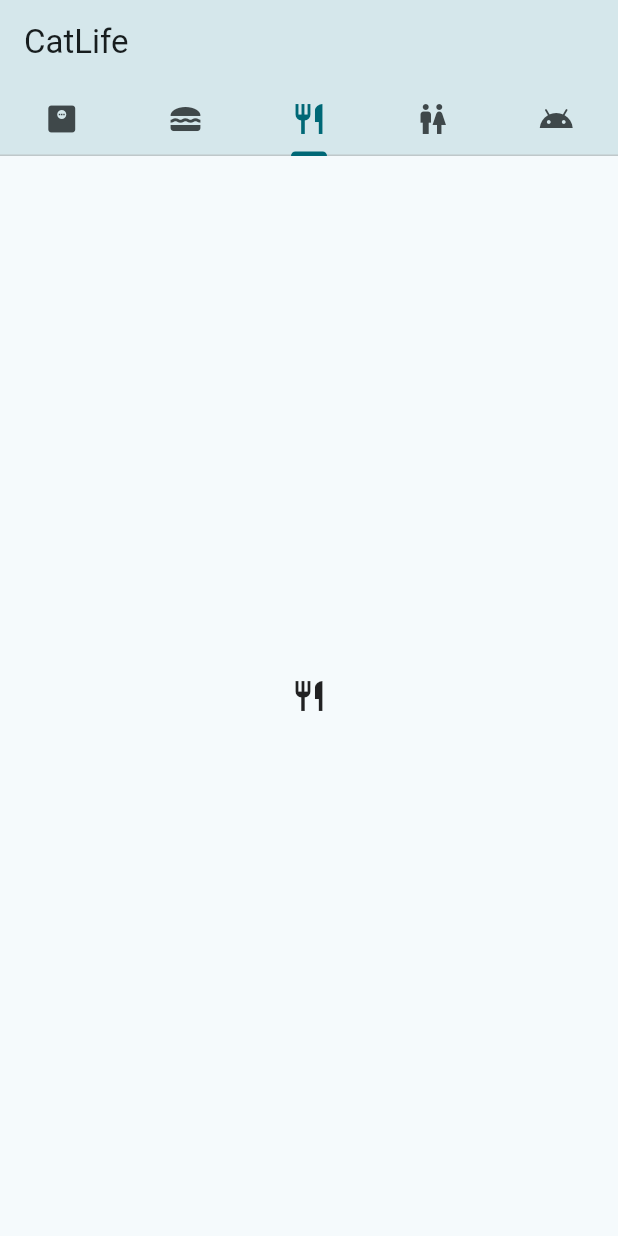
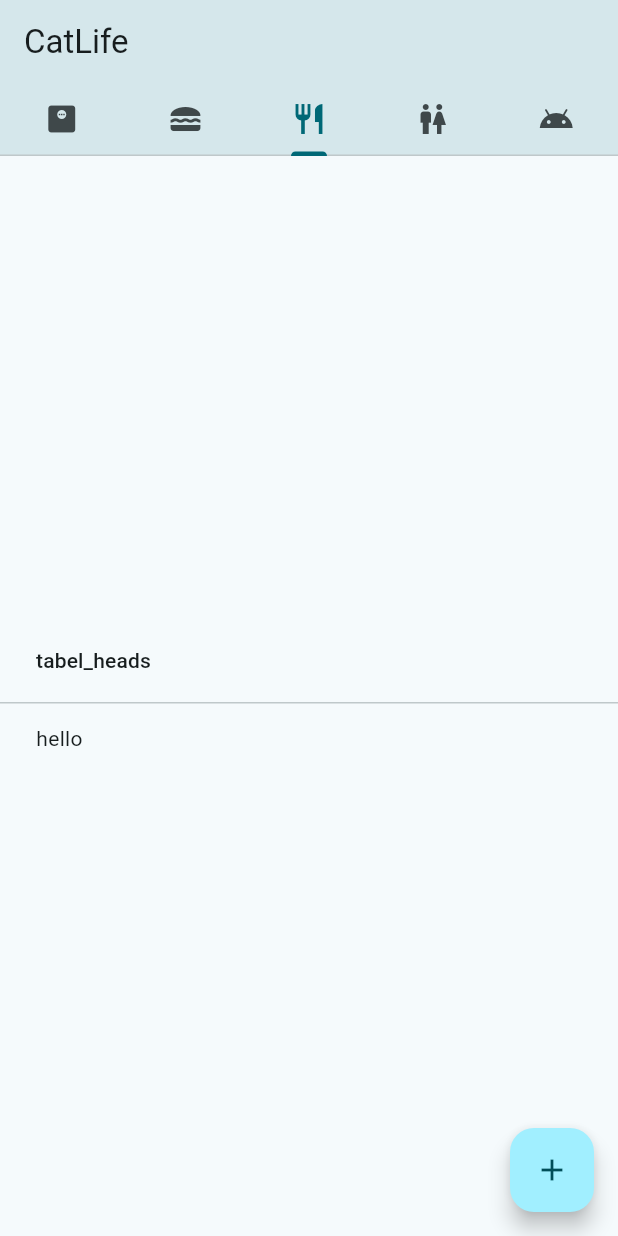
Before and after one commit to psc1453/CatLife-App-Flutter, a Flutter app: the screen it shows after launch, tab 3 chosen, on a phone screen of 412 x 824 dp. Run offline on Flutter 3.47's test engine with Material 2 defaults, Android fonts, the phone set to English and light mode, and no system bars; drawn by our look-alikes of data_table_2.

Commit message:
Add function for adding diet record.

```diff
--- /dev/null
+++ b/lib/TabViews/DietTabView/DietClass.dart
@@ -0,0 +1,8 @@
+class Diet {
+  final DateTime timestamp;
+  final int food_id;
+  final double quantity;
+
+  Diet(
+      {required this.timestamp, required this.food_id, required this.quantity});
+}
--- /dev/null
+++ b/lib/TabViews/DietTabView/DietTabView.dart
@@ -0,0 +1,88 @@
+import 'dart:convert';
+
+import 'package:flutter/material.dart';
+import 'package:http/http.dart' as http;
+
+import '../../server_info.dart';
+import 'DietAddingDialogView.dart';
+import 'DietClass.dart';
+import 'DietTableView.dart';
+
+class DietTabView extends StatefulWidget {
+  @override
+  State<StatefulWidget> createState() => DietTabViewState();
+}
+
+class DietTabViewState extends State<DietTabView> {
+  String status = '';
+  String message = '';
+
+  Map<String, dynamic> food_table = {};
+
+  List<String> food_table_heads = [''];
+  List<List> food_table_records = [
+    [0, '']
+  ];
+
+  List<String> food_list = [];
+
+  Future<void> get_food_list() async {
+    var url = Uri.http(SERVER_HOST, 'tables/food/get_full_food_products_table');
+    try {
+      var response_get =
+          await http.get(url, headers: {'Accept': 'application/json'});
+      final response_bytes = response_get.bodyBytes;
+      final Map<String, dynamic> response_dict =
+          json.decode(utf8.decode(response_bytes));
+
+      food_table = response_dict;
+      food_table_heads = food_table['column_names'].cast<String>();
+      food_table_records = food_table['records'].cast<List>();
+
+      status = "Success!";
+      message = "New urine record inserted!";
+      food_list = List<String>.generate(
+          food_table_records.length, (index) => food_table_records[index][1]);
+      setState(() {});
+    } catch (error) {
+      status = "Failed!";
+      message = "HTTP request failed!";
+      print(error);
+    }
+  }
+
+  Future<void> show_diet_adding_dialog() async {
+    Diet? new_diet = await showAdaptiveDialog(
+        context: context,
+        builder: (context) => Dialog.fullscreen(
+              child: DietAddingDialogView(),
+            ));
+    if (new_diet != null) {
+      print(new_diet);
+      setState(() {
+        get_food_list();
+      });
+    }
+  }
+
+  @override
+  void initState() {
+    super.initState();
+    get_food_list();
+  }
+
+  @override
+  Widget build(BuildContext context) {
+    return Scaffold(
+      body: Center(
+        child: DietTableView(),
+      ),
+      floatingActionButton: FloatingActionButton(
+        onPressed: () {
+          show_diet_adding_dialog();
+        },
+        child: Icon(Icons.add),
+      ),
+    );
+  }
+}
--- /dev/null
+++ b/lib/TabViews/DietTabView/DietTableView.dart
@@ -0,0 +1,19 @@
+import 'package:flutter/material.dart';
+
+import '../../DynamicDataTable.dart';
+
+class DietTableView extends StatefulWidget {
+  @override
+  State<StatefulWidget> createState() => DietTableViewState();
+}
+
+class DietTableViewState extends State<DietTableView> {
+  @override
+  Widget build(BuildContext context) {
+    return DynamicDataTable(tabel_heads: [
+      "tabel_heads"
+    ], table_rows: [
+      ["hello"]
+    ]);
+  }
+}
--- a/lib/main.dart
+++ b/lib/main.dart
@@ -1,5 +1,6 @@
 import 'package:flutter/material.dart';
 
+import 'TabViews/DietTabView/DietTabView.dart';
 import 'TabViews/FoodTabView.dart';
 import 'TabViews/StoolTabView.dart';
 import 'TabViews/UrineTabView.dart';
@@ -48,7 +49,7 @@ class HomePage extends StatelessWidget {
           children: [
             WeightTabView(),
             const FoodTabView(),
-            const Icon(Icons.restaurant),
+            DietTabView(),
             UrineTabView(),
             StoolTabView(),
           ],
--- a/pubspec.yaml
+++ b/pubspec.yaml
@@ -37,6 +37,7 @@ dependencies:
   http: ^1.1.0
   data_table_2: ^2.5.8
   custom_refresh_indicator: ^3.0.0
+  intl: ^0.18.1
 
 dev_dependencies:
   flutter_test:
```
Also changed, not shown: lib/DateTimePicker.dart (added, +79 -0 lines), lib/TabViews/DietTabView/DietAddingDialogView.dart (added, +200 -0 lines), lib/TabViews/FoodTabView.dart (+29 -2 lines), pubspec.lock.
